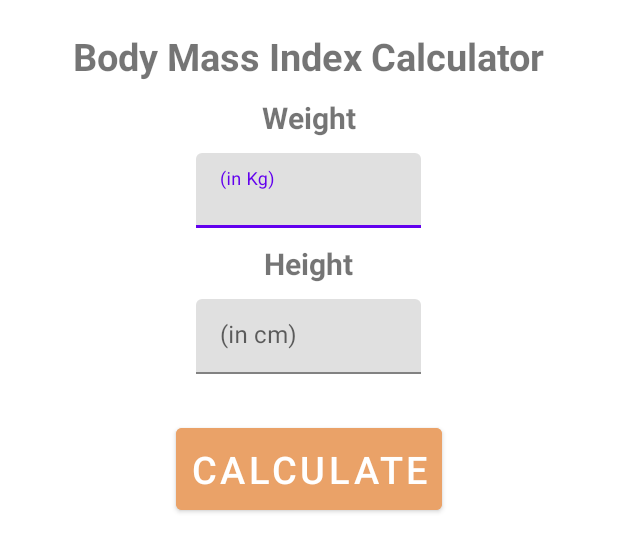
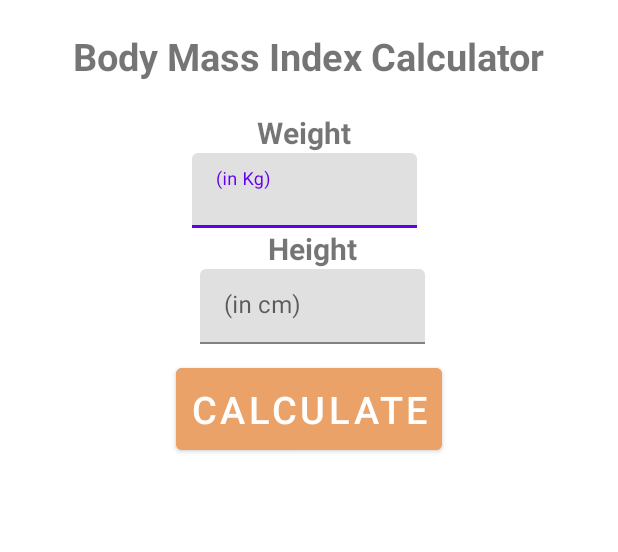
Before and after one commit to Giridharan8809/BMICalcualtor, an Android app: the layout activity_main.xml on its own in the app's theme, with its tools: preview values and no code run, on a phone screen of 412 x 824 dp. Shown: the top 552 px of the screen. Run offline under Robolectric (Android 15) with nearby library versions, the light colour scheme and no system bars.

Commit message:
Bmi calc

```diff
--- a/app/build.gradle
+++ b/app/build.gradle
@@ -34,11 +34,14 @@ android {
 
 dependencies {
 
-    implementation 'androidx.core:core-ktx:1.7.0'
+    implementation 'androidx.core:core-ktx:1.12.0'
     implementation 'androidx.appcompat:appcompat:1.6.1'
     implementation 'com.google.android.material:material:1.10.0'
     implementation 'androidx.constraintlayout:constraintlayout:2.1.4'
+    implementation 'androidx.recyclerview:recyclerview:1.4.0-alpha01'
     testImplementation 'junit:junit:4.13.2'
     androidTestImplementation 'androidx.test.ext:junit:1.1.5'
     androidTestImplementation 'androidx.test.espresso:espresso-core:3.5.1'
+
+
 }
--- /dev/null
+++ b/app/src/main/res/drawable/ic_next_pg.xml
@@ -0,0 +1,5 @@
+<vector android:autoMirrored="true" android:height="24dp"
+    android:tint="#000000" android:viewportHeight="24"
+    android:viewportWidth="24" android:width="24dp" xmlns:android="http://schemas.android.com/apk/res/android">
+    <path android:fillColor="@android:color/white" android:pathData="M12,8V4l8,8 -8,8v-4H4V8z"/>
+</vector>
--- a/app/src/main/res/layout/activity_main.xml
+++ b/app/src/main/res/layout/activity_main.xml
@@ -5,7 +5,6 @@
     android:layout_width="match_parent"
     android:layout_height="match_parent"
     android:layout_gravity="center"
-
     android:orientation="vertical"
     android:padding="10dp"
     tools:context=".MainActivity">
@@ -27,12 +26,25 @@
         app:layout_constraintTop_toTopOf="parent"
         app:layout_constraintVertical_bias="0.098" />
 
+
+    <LinearLayout
+        android:layout_width="wrap_content"
+        android:layout_height="wrap_content"
+        android:layout_gravity="center"
+        android:paddingBottom="10dp"
+        android:paddingTop="10dp"
+        android:orientation="vertical"
+       >
+    <LinearLayout
+        android:layout_width="wrap_content"
+        android:layout_height="wrap_content"
+        android:orientation="vertical"
+        android:paddingRight="5dp">
     <TextView
         android:id="@+id/textView2"
         android:layout_width="wrap_content"
         android:layout_height="wrap_content"
         android:layout_gravity="center_horizontal"
-        android:layout_marginBottom="10dp"
         android:text="@string/tw_weight"
         android:textSize="20sp"
         android:textStyle="bold"
@@ -49,28 +61,21 @@
             android:layout_width="150dp"
             android:layout_height="50dp"
             android:layout_gravity="center_horizontal"
-            android:layout_marginBottom="10dp"
             android:hint="(in Kg)"
-
             android:inputType="number" />
     </com.google.android.material.textfield.TextInputLayout>
-    <!-- <EditText
-         android:id="@+id/Weight"
-         android:layout_width="150dp"
-         android:layout_height="50dp"
-         android:layout_gravity="center_horizontal"
-         android:inputType="text"
-         android:hint="&#45;&#45;&#45;&#45;&#45;&#45;&#45;&#45;&#45;&#45;&#45;&#45;&#45;&#45;&#45;&#45;&#45;&#45;"
-         android:textSize="30sp"
-         android:layout_marginBottom="10dp"
-         />-->
+</LinearLayout>
 
+        <LinearLayout
+            android:layout_width="wrap_content"
+            android:layout_height="wrap_content"
+            android:orientation="vertical"
+            android:paddingLeft="5dp">
     <TextView
         android:id="@+id/textView3"
         android:layout_width="wrap_content"
         android:layout_height="wrap_content"
         android:layout_gravity="center_horizontal"
-        android:layout_marginBottom="10dp"
         android:text="@string/tw_height"
         android:textSize="20sp"
         android:textStyle="bold"
@@ -88,23 +93,13 @@
             android:layout_width="150dp"
             android:layout_height="50dp"
             android:layout_gravity="center_horizontal"
-            android:layout_marginBottom="30dp"
             android:hint="(in cm)"
             android:inputType="number" />
     </com.google.android.material.textfield.TextInputLayout>
+        </LinearLayout>
+        </LinearLayout>
 
 
-    <!--<EditText
-        android:id="@+id/Height"
-        android:layout_width="150dp"
-        android:layout_height="50dp"
-        android:layout_gravity="center_horizontal"
-        android:inputType="text"
-        android:hint="&#45;&#45;&#45;&#45;&#45;&#45;&#45;&#45;&#45;&#45;&#45;&#45;&#45;&#45;&#45;&#45;&#45;&#45;"
-        android:textSize="30sp"
-        android:layout_marginBottom="30dp"
-
-        />-->
 
     <Button
         android:id="@+id/calculate_btn"
@@ -125,12 +120,6 @@
         android:layout_gravity="center"
         android:orientation="vertical">
 
-        <ImageView
-            android:id="@+id/im"
-            android:layout_width="150dp"
-            android:layout_height="150dp"
-            android:src="@drawable/bmilogo"
-            android:visibility="gone" />
 
         <TextView
             android:id="@+id/status"
@@ -142,9 +131,22 @@
             android:text="@string/status"
             android:textSize="20sp"
             android:textStyle="bold"
-
             android:visibility="gone" />
 
+
+            <ImageView
+                android:id="@+id/im"
+                android:layout_width="150dp"
+                android:layout_height="150dp"
+                android:src="@drawable/bmilogo"
+                android:visibility="gone"
+                />
+
+
+        <LinearLayout
+            android:layout_width="match_parent"
+            android:layout_height="wrap_content"
+            android:gravity="center">
 
             <TextView
                 android:id="@+id/bmi_tv"
@@ -164,11 +166,26 @@
                 android:layout_marginTop="20dp"
                 android:text="BMI"
                 android:textSize="20dp"
-
-
                 android:visibility="gone" />
         </LinearLayout>
+    </LinearLayout>
 
+    <LinearLayout
+        android:layout_width="match_parent"
+        android:layout_height="wrap_content"
+        android:gravity="center">
+
+        <Button
+            android:id="@+id/Reset"
+            android:layout_width="wrap_content"
+            android:layout_height="wrap_content"
+            android:layout_gravity="center_horizontal"
+            android:layout_marginTop="20dp"
+            android:layout_marginRight="20dp"
+            android:backgroundTint="#EAA268"
+            android:text="Reset"
+            android:textSize="20sp"
+            android:visibility="gone" />
 
         <Button
             android:id="@+id/ReCalculate"
@@ -178,6 +195,8 @@
             android:layout_marginTop="20dp"
             android:backgroundTint="#EAA268"
             android:text="Recalculate"
+            android:textSize="20sp"
             android:visibility="gone" />
+    </LinearLayout>
 
 </LinearLayout>
--- a/app/src/main/res/values/strings.xml
+++ b/app/src/main/res/values/strings.xml
@@ -5,5 +5,5 @@
     <string name="BMI">Body Mass Index Calculator</string>
     <string name="bt">Calculate</string>
     <string name="status">Status</string>
-    <string name="the_bmi_is">The BMI is</string>
+    <string name="the_bmi_is">The BMI is </string>
 </resources>
```
Also changed, not shown: app/src/main/AndroidManifest.xml (+7 -3 lines), app/src/main/java/com/bmi/About.kt (added, +11 -0 lines), app/src/main/java/com/bmi/MainActivity.kt (+67 -38 lines), app/src/main/res/layout/activity_about.xml (added, +29 -0 lines), app/src/main/res/menu/mback.xml (added, +9 -0 lines), app/src/main/res/menu/menu_br.xml (added, +7 -0 lines). Lines whose indentation alone changed are shown as unchanged.
